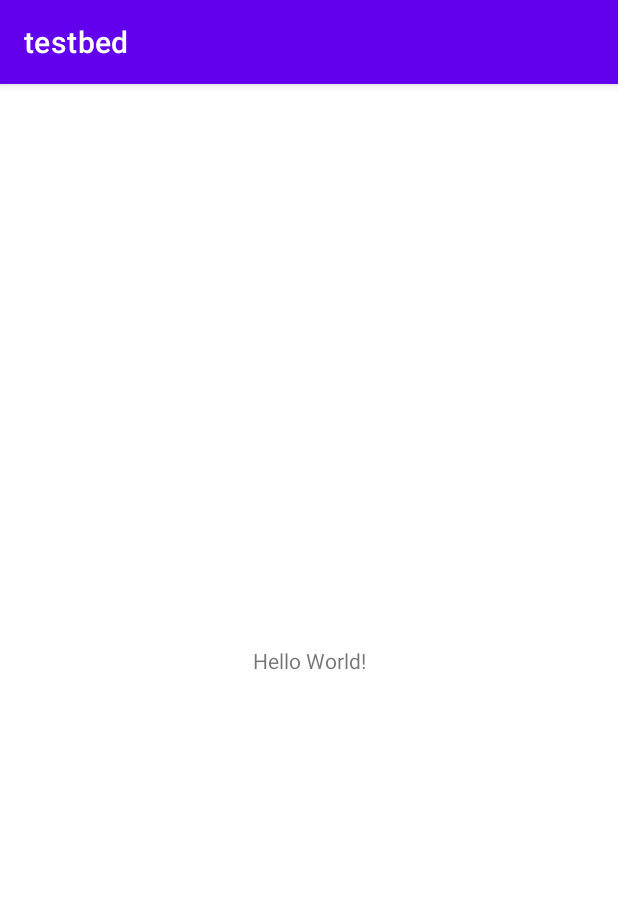
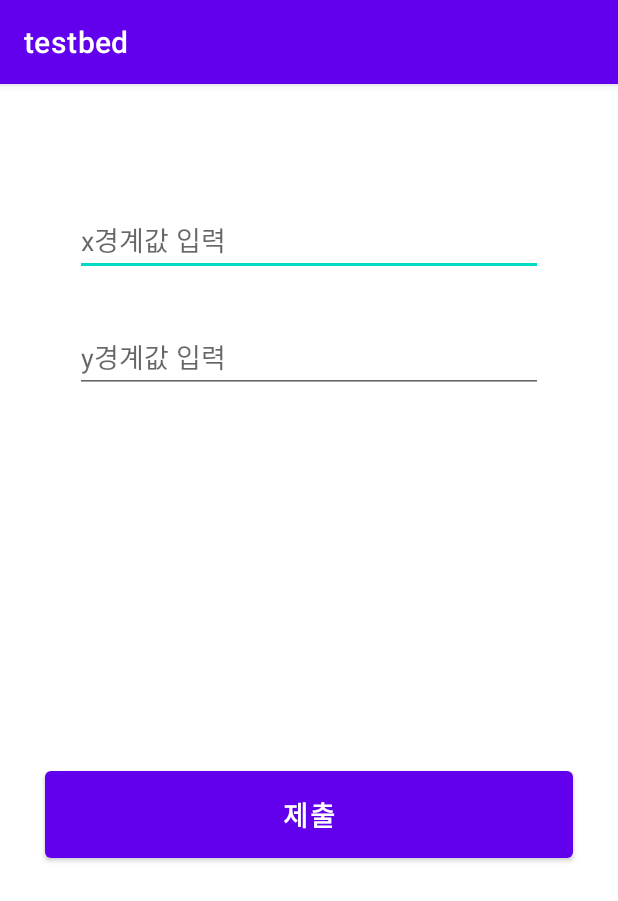
Before and after one commit to simmons-testbed/simmons-testbed-android, an Android app: the screen it shows after launch (MainActivity), on a phone screen of 412 x 824 dp. Shown: the top 901 px of the screen. Run offline under Robolectric (Android 15) with nearby library versions, the phone set to English and light mode, and no system bars.

Commit message:
[FEATURE] 메인 화면 레이아웃 구성

```diff
--- a/app/src/main/res/layout/activity_main.xml
+++ b/app/src/main/res/layout/activity_main.xml
@@ -6,13 +6,39 @@
     android:layout_height="match_parent"
     tools:context=".MainActivity">
 
-    <TextView
-        android:layout_width="wrap_content"
+    <EditText
+        android:id="@+id/et_bound_x"
+        android:layout_width="0dp"
         android:layout_height="wrap_content"
-        android:text="Hello World!"
-        app:layout_constraintBottom_toBottomOf="parent"
-        app:layout_constraintLeft_toLeftOf="parent"
-        app:layout_constraintRight_toRightOf="parent"
+        android:layout_marginHorizontal="50dp"
+        android:layout_marginTop="80dp"
+        android:hint="x경계값 입력"
+        android:inputType="number"
+        app:layout_constraintEnd_toEndOf="parent"
+        app:layout_constraintStart_toStartOf="parent"
         app:layout_constraintTop_toTopOf="parent" />
 
+    <EditText
+        android:id="@+id/et_bound_y"
+        android:layout_width="0dp"
+        android:layout_height="wrap_content"
+        android:layout_marginTop="30dp"
+        android:hint="y경계값 입력"
+        android:inputType="number"
+        app:layout_constraintEnd_toEndOf="@id/et_bound_x"
+        app:layout_constraintStart_toStartOf="@id/et_bound_x"
+        app:layout_constraintTop_toBottomOf="@id/et_bound_x" />
+
+    <Button
+        android:id="@+id/btn_set_bound"
+        android:layout_width="match_parent"
+        android:layout_marginHorizontal="30dp"
+        android:layout_height="70dp"
+        android:text="제출"
+        android:textSize="18sp"
+        android:textStyle="bold"
+        app:layout_constraintBottom_toBottomOf="parent"
+        app:layout_constraintEnd_toEndOf="parent"
+        app:layout_constraintStart_toStartOf="parent"
+        app:layout_constraintTop_toBottomOf="@id/et_bound_y" />
 </androidx.constraintlayout.widget.ConstraintLayout>
```
